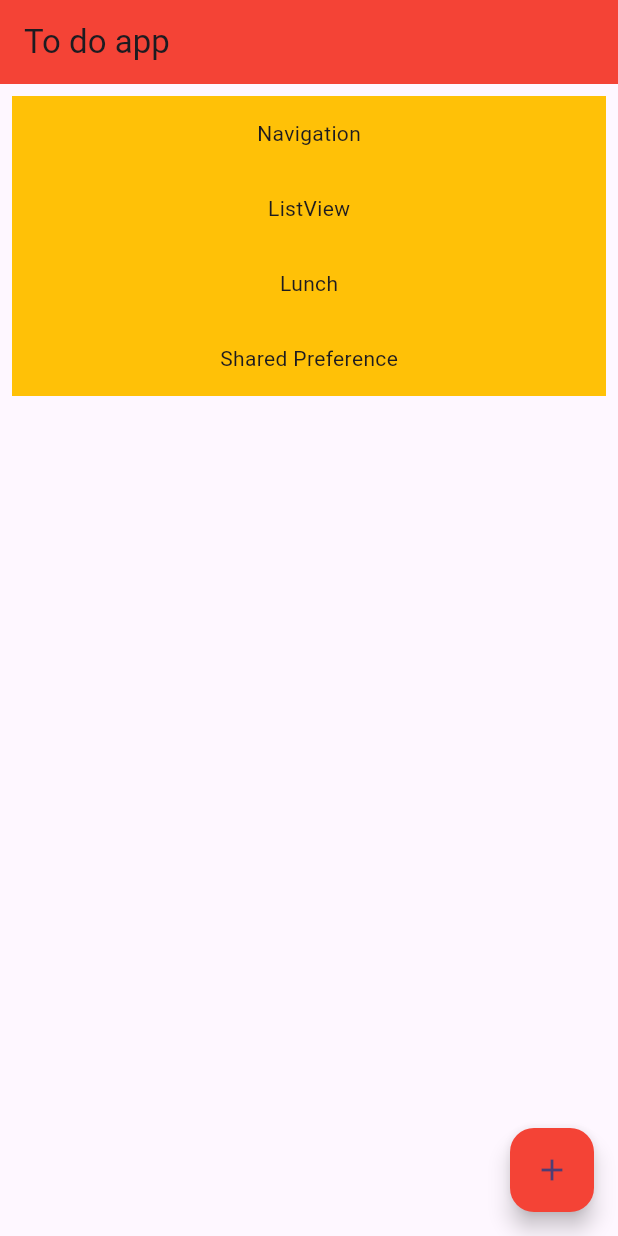
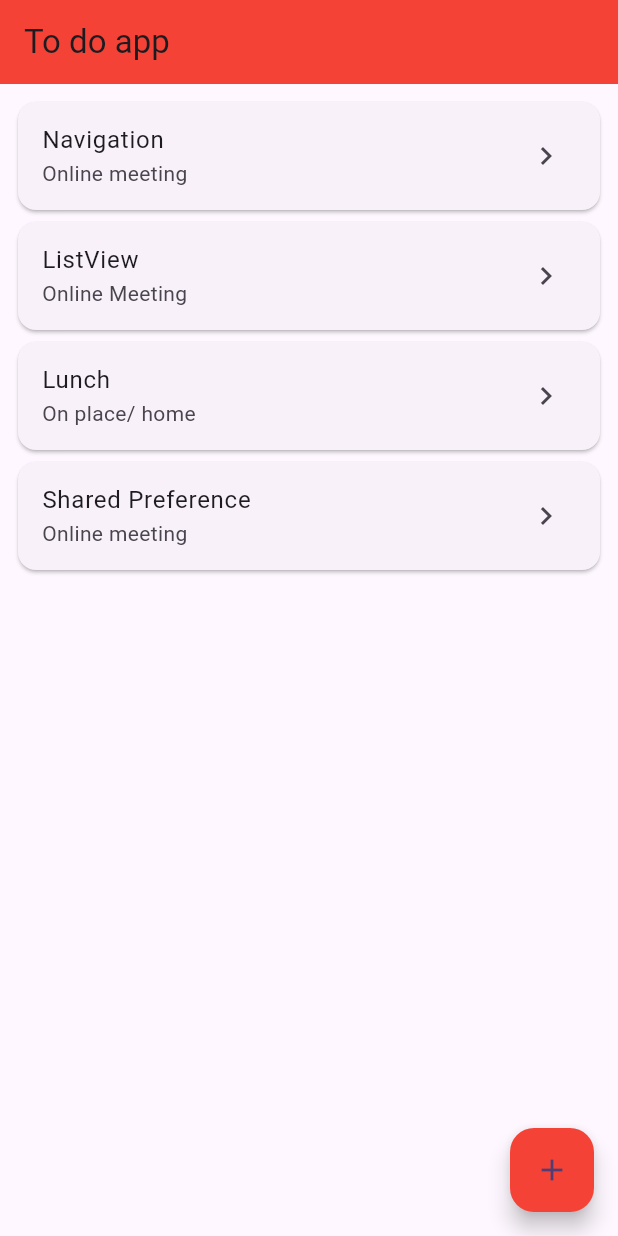
Before and after one commit to wanmuz86/flutter-day2-may24-todos, a Flutter app: the screen it shows after launch, on a phone screen of 412 x 824 dp. Run offline on Flutter 3.47's test engine with Material 3 defaults, Android fonts, the phone set to English and light mode, and no system bars.

Commit message:
Add ListTile and Card

```diff
--- a/lib/widgets/home.dart
+++ b/lib/widgets/home.dart
@@ -1,5 +1,6 @@
 import 'package:flutter/material.dart';
 import 'package:todos_may/widgets/add.dart';
+import 'package:todos_may/widgets/detail.dart';
 
 class HomePage extends StatefulWidget {
   const HomePage({super.key});
@@ -51,10 +52,21 @@ class _HomePageState extends State<HomePage> {
             // The color of the container is amber
             // The container will have a centered child, with text  ...
             // the value "name" of each item in _todos List (index)
-            return Container(
-              height: 50,
-              color: Colors.amber,
-              child: Center(child: Text(_todos[index]["name"]!)),
+            // return Container(
+            //   height: 50,
+            //   color: Colors.amber,
+            //   child: Center(child: Text(_todos[index]["name"]!)),
+            // );
+
+            return Card(
+              child: ListTile(
+                title: Text(_todos[index]["name"]!),
+                subtitle: Text(_todos[index]["place"]!),
+                trailing: Icon(Icons.chevron_right),
+                onTap: (){
+                  Navigator.push(context,MaterialPageRoute(builder: (context)=>DetailPage()));
+                },
+              ),
             );
           }
       ),
```
